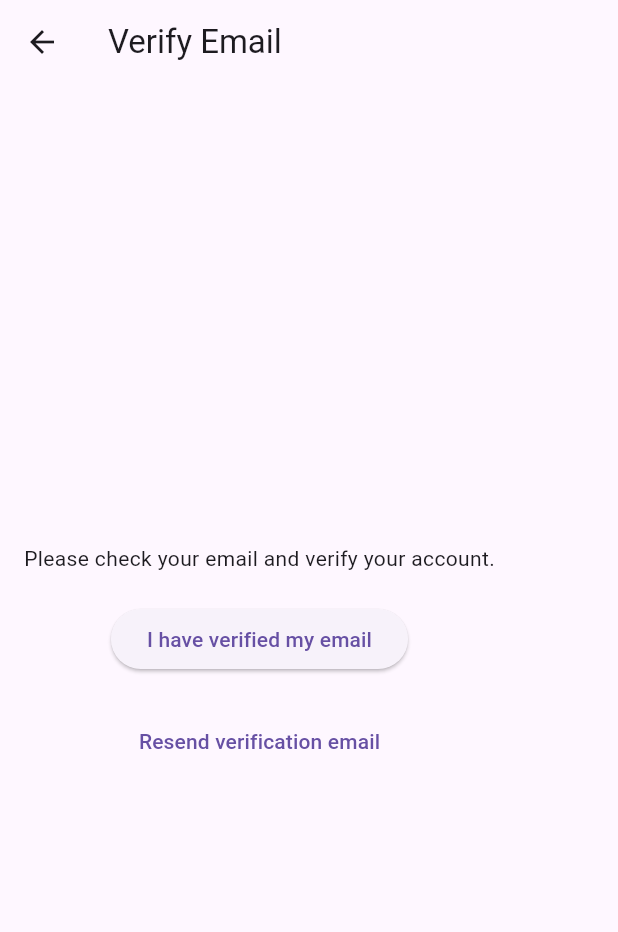
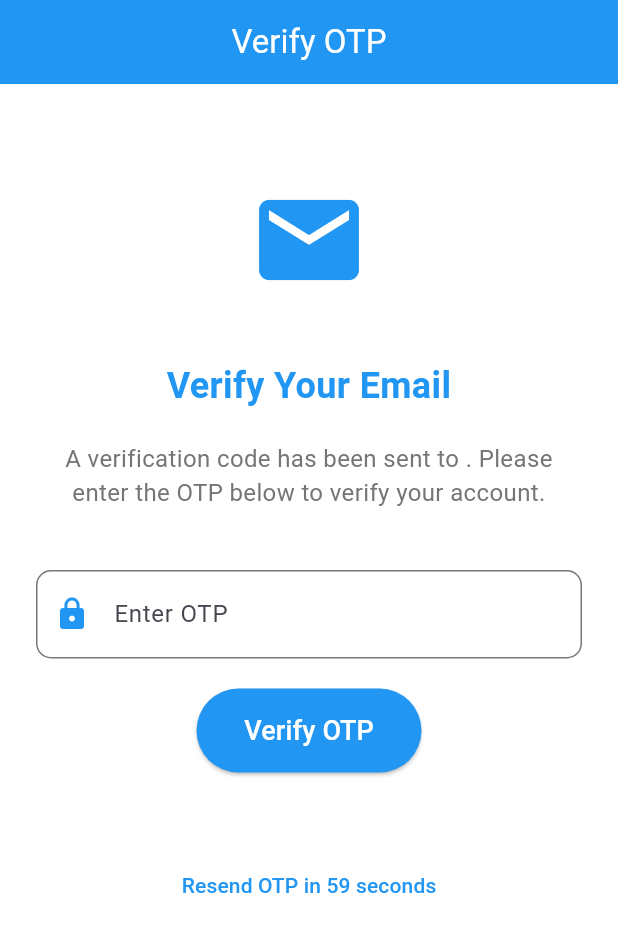
Before and after one commit to patelkiran185/SARAI, a Flutter app: the OtpScreen screen opened directly with empty values, on a phone screen of 412 x 824 dp. Shown: the top 932 px of the screen. Run offline on Flutter 3.47's test engine with Material 3 defaults, Android fonts, the phone set to English and light mode, and no system bars; our stand-ins replace cloud_firestore, firebase_auth, firebase_core, google_sign_in, shared_preferences; missing offline and left inert: email_otp, github_signin_promax, twilio_flutter; accounts and stored records are empty.

Commit message:
done phone otp verification and redesigned UI

```diff
--- a/lib/screens/home_screen.dart
+++ b/lib/screens/home_screen.dart
@@ -11,6 +11,7 @@ class HomeScreen extends StatefulWidget {
 
 class _HomeScreenState extends State<HomeScreen> {
   DateTime? lastPressed;
+ // ignore: unused_field
  final FirebaseAuth _auth = FirebaseAuth.instance;
   @override
   void initState() {
--- a/lib/screens/otp_screen.dart
+++ b/lib/screens/otp_screen.dart
@@ -1,109 +1,193 @@
-
+import 'dart:async';
 import 'package:flutter/material.dart';
+import 'package:email_otp/email_otp.dart';
 import 'package:firebase_auth/firebase_auth.dart';
-import 'package:cloud_firestore/cloud_firestore.dart';
+import 'package:shared_preferences/shared_preferences.dart';
+import 'home_screen.dart';
 
 class OtpScreen extends StatefulWidget {
-  final String email;
-  final String phoneNumber;
-  final String userId;
+  final User user;
 
-  OtpScreen({required this.email, required this.phoneNumber, required this.userId});
+  OtpScreen({required this.user});
 
   @override
   _OtpScreenState createState() => _OtpScreenState();
 }
 
 class _OtpScreenState extends State<OtpScreen> {
-  final FirebaseAuth _auth = FirebaseAuth.instance;
-  final FirebaseFirestore _firestore = FirebaseFirestore.instance;
-  bool _isLoading = false;
+  final _otpController = TextEditingController();
+  final _emailOtp = EmailOTP();
+  int _resendTimer = 60;
+  late Timer _timer;
+  String _errorMessage = '';
 
-  Future<void> _verifyEmail() async {
+  @override
+  void initState() {
+    super.initState();
+    _setUpEmailOtp();
+    _startResendTimer();
+  }
+
+  void _setUpEmailOtp() {
+    _emailOtp.setConfig(
+      appEmail: 'makethon0@gmail.com',
+      appName: 'sarai',
+      userEmail: widget.user.email!,
+    );
+  }
+
+  void _startResendTimer() {
+    _timer = Timer.periodic(Duration(seconds: 1), (timer) {
+      if (_resendTimer > 0) {
         setState(() {
-      _isLoading = true;
+          _resendTimer--;
         });
+      } else {
+        _timer.cancel();
+      }
+    });
+  }
 
-    try {
-      // Check if the user has verified their email
-      User? user = _auth.currentUser;
-      await user?.reload();
-      user = _auth.currentUser;
-
-      if (user != null && user.emailVerified) {
-        // Update user verification status in Firestore
-        await _firestore.collection('users').doc(widget.userId).update({
-          'isVerified': true,
+  Future<void> _sendOtp() async {
+    setState(() {
+      _errorMessage = '';
     });
-
-        _showDialog('Verification Successful', 'Your email has been verified. You can now use the app.', true);
+    bool otpSent = await _emailOtp.sendOTP();
+    if (otpSent) {
+      print("OTP sent successfully");
+      setState(() {
+        _resendTimer = 60;
+      });
+      _startResendTimer();
     } else {
-        _showDialog('Verification Error', 'Please verify your email before proceeding.', false);
-      }
-    } catch (e) {
-      _showDialog('Verification Error', 'An error occurred during verification: ${e.toString()}', false);
-    } finally {
       setState(() {
-        _isLoading = false;
+        _errorMessage = 'Failed to send OTP. Please try again.';
       });
     }
   }
 
-  Future<void> _resendVerificationEmail() async {
-    try {
-      User? user = _auth.currentUser;
-      if (user != null) {
-        await user.sendEmailVerification();
-        _showDialog('Email Sent', 'A new verification email has been sent to your email address.', true);
-      }
-    } catch (e) {
-      _showDialog('Error', 'Failed to resend verification email: ${e.toString()}', false);
+  Future<void> _verifyOtp() async {
+    final otp = _otpController.text;
+    print("Verifying OTP: $otp");
+
+    bool isOtpValid = await _emailOtp.verifyOTP(otp: otp);
+
+    if (isOtpValid) {
+      print("OTP is valid ✅");
+      SharedPreferences prefs = await SharedPreferences.getInstance();
+      await prefs.setBool('isLoggedIn', true);
+      Navigator.of(context).pushReplacement(
+        MaterialPageRoute(
+          builder: (context) => HomeScreen(),
+        ),
+      );
+    } else {
+      print("OTP is invalid ❌");
+      setState(() {
+        _errorMessage = 'Invalid OTP. Please try again.';
+      });
     }
   }
 
-  void _showDialog(String title, String message, bool isSuccess) {
-    showDialog(
-      context: context,
-      builder: (BuildContext context) {
-        return AlertDialog(
-          title: Text(title),
-          content: Text(message),
-          actions: [
-            TextButton(
-              onPressed: () {
-                Navigator.of(context).pop();
-              },
-              child: Text("OK"),
-            ),
-          ],
-        );
-      },
-    );
+  @override
+  void dispose() {
+    _timer.cancel();
+    super.dispose();
   }
 
   @override
   Widget build(BuildContext context) {
     return Scaffold(
-      appBar: AppBar(title: Text('Verify Email')),
-      body: Padding(
-        padding: EdgeInsets.all(16.0),
+      backgroundColor: Colors.white,
+      appBar: AppBar(
+        title: Text('Verify OTP', style: TextStyle(color: Colors.white)),
+        backgroundColor: Colors.blue,
+        elevation: 0,
+        automaticallyImplyLeading: false,
+        centerTitle: true,
+      ),
+      body: SingleChildScrollView(
+        child: Padding(
+          padding: const EdgeInsets.all(24.0),
           child: Column(
-          mainAxisAlignment: MainAxisAlignment.center,
+            crossAxisAlignment: CrossAxisAlignment.stretch,
             children: [
-            Text('Please check your email and verify your account.'),
+              SizedBox(height: 40),
+              Icon(Icons.email, size: 80, color: Colors.blue),
+              SizedBox(height: 40),
+              Text(
+                'Verify Your Email',
+                style: TextStyle(
+                    fontSize: 24,
+                    fontWeight: FontWeight.bold,
+                    color: Colors.blue),
+                textAlign: TextAlign.center,
+              ),
               SizedBox(height: 20),
-            ElevatedButton(
-              onPressed: _isLoading ? null : _verifyEmail,
-              child: _isLoading
-                  ? CircularProgressIndicator()
-                  : Text('I have verified my email'),
+              Text(
+                'A verification code has been sent to ${widget.user.email}. Please enter the OTP below to verify your account.',
+                textAlign: TextAlign.center,
+                style: TextStyle(fontSize: 16, color: Colors.grey[600]),
+              ),
+              SizedBox(height: 40),
+              TextField(
+                controller: _otpController,
+                decoration: InputDecoration(
+                  labelText: 'Enter OTP',
+                  border: OutlineInputBorder(
+                    borderRadius: BorderRadius.circular(10),
+                    borderSide: BorderSide(color: Colors.blue),
+                  ),
+                  focusedBorder: OutlineInputBorder(
+                    borderRadius: BorderRadius.circular(10),
+                    borderSide: BorderSide(color: Colors.blue, width: 2),
+                  ),
+                  prefixIcon: Icon(Icons.lock, color: Colors.blue),
+                ),
+                keyboardType: TextInputType.number,
+                style: TextStyle(fontSize: 18),
+              ),
+              SizedBox(height: 20),
+              Center(
+                child: Container(
+                  width: 150, // Set the width to 100
+                  child: ElevatedButton(
+                    onPressed: _verifyOtp,
+                    child: Text(
+                      'Verify OTP',
+                      style: TextStyle(
+                          fontSize: 18,
+                          color: Colors.white), // Set text color to white
+                    ),
+                    style: ElevatedButton.styleFrom(
+                      backgroundColor: Colors.blue,
+                      padding: EdgeInsets.symmetric(vertical: 15),
+                      shape: RoundedRectangleBorder(
+                        borderRadius:
+                            BorderRadius.circular(50), // Make the button round
+                      ),
+                    ),
+                  ),
+                ),
+              ),
+              SizedBox(height: 10),
+              Text(
+                _errorMessage,
+                style: TextStyle(color: Colors.red),
+                textAlign: TextAlign.center,
               ),
               SizedBox(height: 20),
               TextButton(
-              onPressed: _resendVerificationEmail,
-              child: Text('Resend verification email'),
+                onPressed: _resendTimer == 0 ? _sendOtp : null,
+                child: Text(
+                  _resendTimer > 0
+                      ? 'Resend OTP in $_resendTimer seconds'
+                      : 'Resend OTP',
+                  style: TextStyle(color: Colors.blue),
+                ),
               ),
             ],
+          ),
         ),
       ),
     );
--- a/pubspec.yaml
+++ b/pubspec.yaml
@@ -17,6 +17,9 @@ dependencies:
   shared_preferences: ^2.2.3
   github_signin_promax: ^0.0.8+1
   flutter_secure_storage: ^9.2.2
+  email_otp: ^2.0.1
+  twilio_flutter: ^0.0.9
+  firebase_database: ^11.1.1
 
 
 dev_dependencies:
```
Also changed, not shown: lib/screens/login.dart (+11 -16 lines), lib/screens/phone_screen.dart (added, +250 -0 lines), lib/screens/register.dart (+12 -8 lines), lib/services/auth_service.dart (+169 -39 lines), assets/images/otp.png (added), pubspec.lock, 2 other files. Lines whose indentation alone changed are shown as unchanged.
